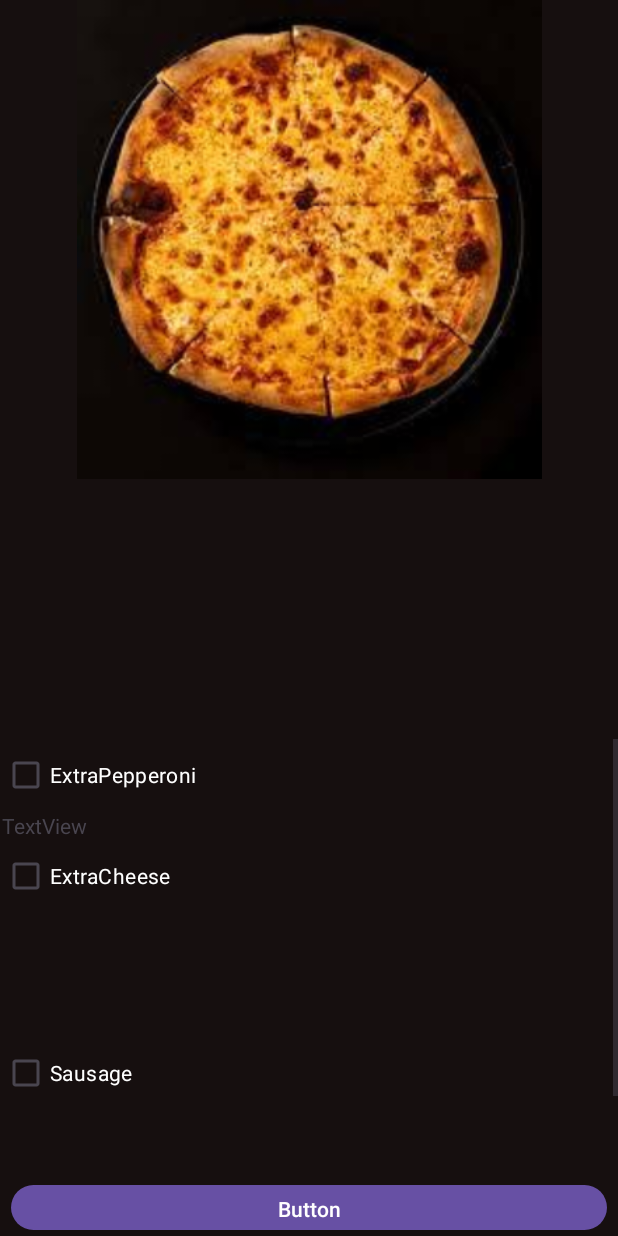
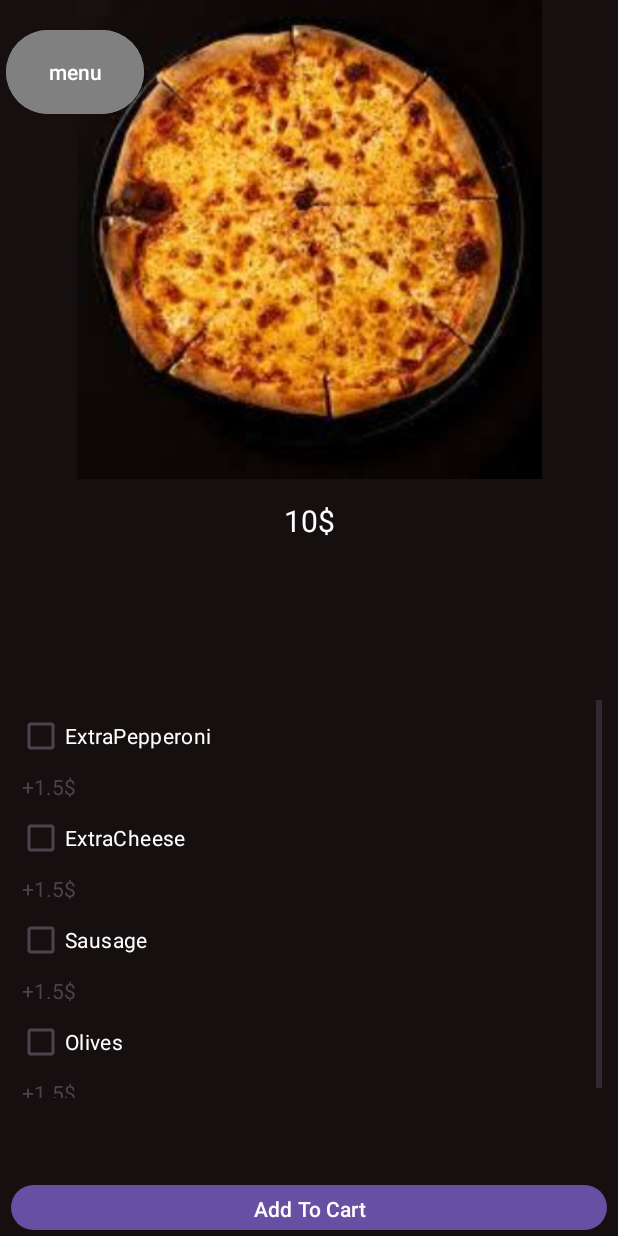
Before and after one commit to MrOpoku1/poku_Pizza, an Android app: the CheeseActivity screen opened directly, with no data from a screen before it, on a phone screen of 412 x 824 dp. Run offline under Robolectric (Android 15) with nearby library versions, the phone set to English and light mode, and no system bars.

Commit message:
Added User interface to add toppings to the Cheese and pepperoni Pizza

```diff
--- a/app/src/main/res/layout/activity_cheese.xml
+++ b/app/src/main/res/layout/activity_cheese.xml
@@ -8,11 +8,51 @@
     android:background="#160F0F"
     tools:context=".CheeseActivity">
 
+    <ImageView
+        android:id="@+id/cheesePizza"
+        android:layout_width="406dp"
+        android:layout_height="319dp"
+        app:layout_constraintEnd_toEndOf="parent"
+        app:layout_constraintStart_toStartOf="parent"
+        app:layout_constraintTop_toTopOf="parent"
+        app:srcCompat="@drawable/cheese" />
+
+    <TextView
+        android:id="@+id/textView"
+        android:layout_width="160dp"
+        android:layout_height="55dp"
+        android:gravity="center"
+        android:text="10$"
+        android:textColor="#FFFFFF"
+        android:textSize="20dp"
+        app:layout_constraintEnd_toEndOf="parent"
+        app:layout_constraintStart_toStartOf="parent"
+        app:layout_constraintTop_toBottomOf="@+id/cheesePizza" />
+
+    <Button
+        android:id="@+id/menu"
+        android:layout_width="92dp"
+        android:layout_height="64dp"
+        android:layout_marginStart="4dp"
+        android:layout_marginTop="16dp"
+        android:backgroundTint="#818080"
+        android:text="@string/menu"
+        android:textColor="@color/white"
+        app:layout_constraintStart_toStartOf="parent"
+        app:layout_constraintTop_toTopOf="parent" />
+
+    <Button
+        android:id="@+id/Add"
+        android:layout_width="397dp"
+        android:layout_height="38dp"
+        android:text="Add To Cart"
+        app:layout_constraintBottom_toBottomOf="parent"
+        app:layout_constraintEnd_toEndOf="parent"
+        app:layout_constraintStart_toStartOf="parent" />
+
     <ScrollView
-        android:layout_width="411dp"
-        android:layout_height="331dp"
-        android:layout_marginStart="3dp"
-        android:layout_marginEnd="1dp"
+        android:layout_width="390dp"
+        android:layout_height="265dp"
         app:layout_constraintBottom_toBottomOf="parent"
         app:layout_constraintEnd_toEndOf="parent"
         app:layout_constraintStart_toStartOf="parent"
@@ -28,8 +68,6 @@
                 android:layout_height="match_parent"
                 android:orientation="horizontal">
 
-            </LinearLayout>
-
                 <CheckBox
                     android:id="@+id/ExtraPepperoni"
                     android:layout_width="match_parent"
@@ -38,11 +76,13 @@
                     android:text="@string/ExtraPep"
                     android:textColor="@color/white" />
 
+            </LinearLayout>
+
             <TextView
-                android:id="@+id/textView3"
-                android:layout_width="match_parent"
-                android:layout_height="wrap_content"
-                android:text="TextView" />
+                android:id="@+id/addFee1.5"
+                android:layout_width="wrap_content"
+                android:layout_height="20dp"
+                android:text=" +1.5$ " />
 
             <LinearLayout
                 android:layout_width="match_parent"
@@ -56,13 +96,14 @@
                     android:text="@string/ExtraC"
                     android:textColor="@color/white" />
 
+            </LinearLayout>
+
             <TextView
-                    android:id="@+id/textView4"
+                android:id="@+id/addFee1.5"
                 android:layout_width="wrap_content"
-                    android:layout_height="wrap_content"
-                    android:layout_weight="1"
-                    android:text="TextView" />
-            </LinearLayout>
+                android:layout_height="20dp"
+                android:text=" +1.5$ "
+                tools:ignore="DuplicateIds" />
 
             <LinearLayout
                 android:layout_width="match_parent"
@@ -77,13 +118,14 @@
                     android:text="@string/sausage"
                     android:textColor="@color/white" />
 
+            </LinearLayout>
+
             <TextView
-                    android:id="@+id/textView6"
+                android:id="@+id/addFee1.5"
                 android:layout_width="wrap_content"
-                    android:layout_height="wrap_content"
-                    android:layout_weight="1"
-                    android:text="TextView" />
-            </LinearLayout>
+                android:layout_height="20dp"
+                android:text=" +1.5$ "
+                tools:ignore="DuplicateIds" />
 
             <LinearLayout
                 android:layout_width="match_parent"
@@ -97,52 +139,16 @@
                     android:text="@string/olives"
                     android:textColor="@color/white" />
 
+            </LinearLayout>
+
             <TextView
-                    android:id="@+id/textView5"
+                android:id="@+id/addFee1.5"
                 android:layout_width="wrap_content"
-                    android:layout_height="wrap_content"
-                    android:layout_weight="1"
-                    android:text="TextView" />
-            </LinearLayout>
+                android:layout_height="20dp"
+                android:text=" +1.5$ "
+                tools:ignore="DuplicateIds" />
 
         </LinearLayout>
     </ScrollView>
 
-    <TextView
-        android:id="@+id/textView2"
-        android:layout_width="wrap_content"
-        android:layout_height="wrap_content"
-        android:text="TextView"
-        app:layout_constraintEnd_toEndOf="parent"
-        app:layout_constraintHorizontal_bias="0.498"
-        app:layout_constraintStart_toStartOf="parent"
-        tools:layout_editor_absoluteY="328dp" />
-
-    <Button
-        android:id="@+id/button4"
-        android:layout_width="397dp"
-        android:layout_height="38dp"
-        android:text="Button"
-        app:layout_constraintBottom_toBottomOf="parent"
-        app:layout_constraintEnd_toEndOf="parent"
-        app:layout_constraintStart_toStartOf="parent" />
-
-    <ImageView
-        android:id="@+id/cheesePizza"
-        android:layout_width="406dp"
-        android:layout_height="319dp"
-        app:layout_constraintEnd_toEndOf="parent"
-        app:layout_constraintStart_toStartOf="parent"
-        app:layout_constraintTop_toTopOf="parent"
-        app:srcCompat="@drawable/cheese" /><![CDATA[
-
-
-
-
-
-    />
-
-
-
-]]>
 </androidx.constraintlayout.widget.ConstraintLayout>
```
Lines whose indentation alone changed are shown as unchanged.
